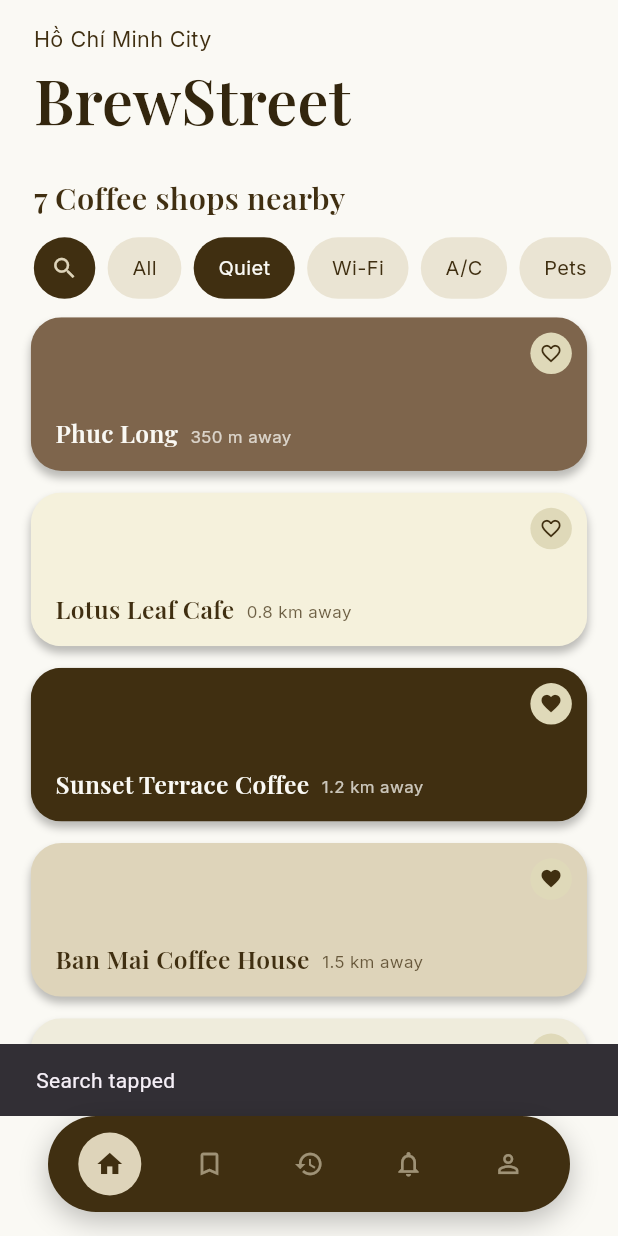
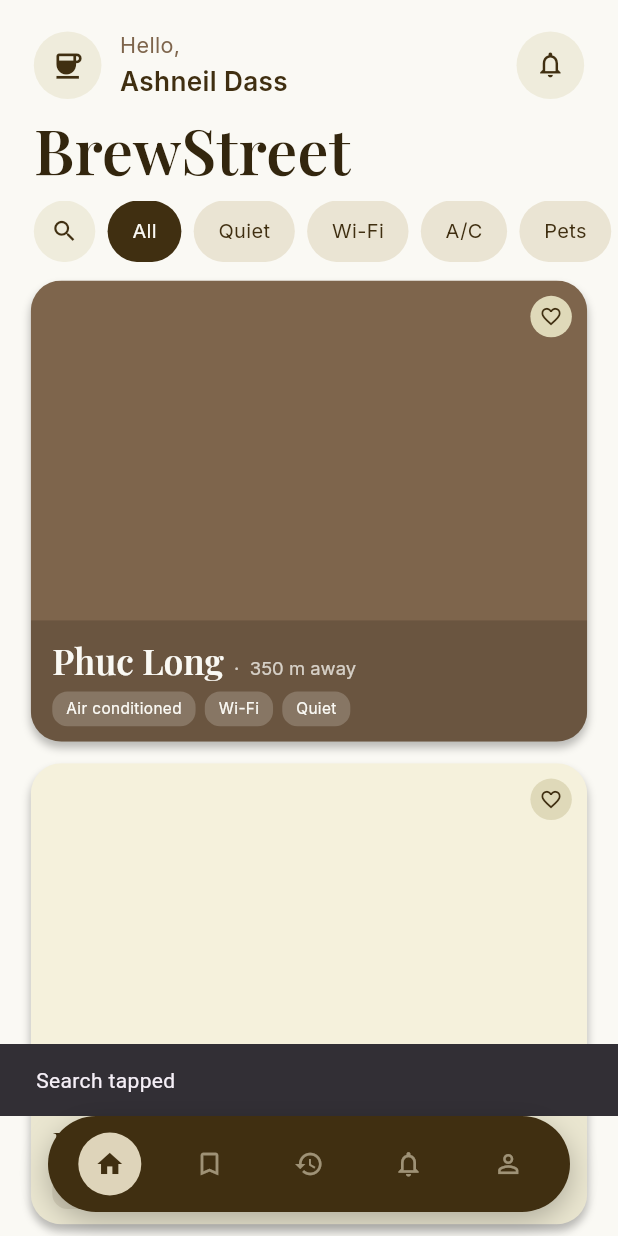
Before and after one commit to Astr0cyte/project_coffinder, a Flutter app: the screen it shows after launch, after a tap on the "search" icon, on a phone screen of 412 x 824 dp. Run offline on Flutter 3.47's test engine with Material 3 defaults, Android fonts, the phone set to English and light mode, and no system bars; our stand-ins replace google_fonts.

Commit message:
Updated nav bar, features list

```diff
--- a/lib/home_screen.dart
+++ b/lib/home_screen.dart
@@ -8,7 +8,8 @@
   final Color bgColor;
   final bool favorited;
   final String distance;
-  const ShopListItem(this.name, this.bgColor, this.favorited, this.distance);
+  final List<String> amenities;
+  const ShopListItem(this.name, this.bgColor, this.favorited, this.distance, this.amenities);
 
   /// Text/icon color that stays readable against [bgColor].
   Color contentColor(BuildContext context) {
@@ -23,25 +24,52 @@
   const FilterChipData(this.label, this.active);
 }
 
-class HomeScreen extends StatelessWidget {
+class HomeScreen extends StatefulWidget {
   const HomeScreen({super.key});
 
+  @override
+  State<HomeScreen> createState() => _HomeScreenState();
+}
+
+class _HomeScreenState extends State<HomeScreen> {
   static const double designWidth = 402;
 
+  bool _navVisible = true;
+  double _lastOffset = 0;
+
+  bool _handleScroll(ScrollNotification notification) {
+    final offset = notification.metrics.pixels;
+    final max = notification.metrics.maxScrollExtent;
+    final delta = offset - _lastOffset;
+    if (offset <= 0 || offset >= max) {
+      if (!_navVisible) setState(() => _navVisible = true);
+    } else if (delta > 6 && _navVisible) {
+      setState(() => _navVisible = false);
+    } else if (delta < -6 && !_navVisible) {
+      setState(() => _navVisible = true);
+    }
+    _lastOffset = offset;
+    return false;
+  }
+
+  // The Figma list cards only carried placeholder background photos — no
+  // shop name text nodes came through in the export. "Phuc Long" is the
+  // real shop from the detail page; the rest are placeholder names, swap
+  // in your real data. `distance` is a static placeholder string — wire up
+  // real geolocation later if you want live distances.
   static const shops = [
-    ShopListItem('Phuc Long', AppColors.brownMid, false, '350 m away'),
-    ShopListItem('Lotus Leaf Cafe', AppColors.cardBg, false, '0.8 km away'),
-    ShopListItem('Sunset Terrace Coffee', AppColors.brownDark, true, '1.2 km away'),
-    ShopListItem('Ban Mai Coffee House', AppColors.tan, true, '1.5 km away'),
-    ShopListItem('Old Quarter Coffee', AppColors.chipLight, false, '2.0 km away'),
-    ShopListItem('Old Quarter Coffee', AppColors.chipLight, false, '2.0 km away'),
-    ShopListItem('Old Quarter Coffee', AppColors.chipLight, false, '2.0 km away'),
+    ShopListItem('Phuc Long', AppColors.brownMid, false, '350 m away', ['Air conditioned', 'Wi-Fi', 'Quiet']),
+    ShopListItem('Lotus Leaf Cafe', AppColors.cardBg, false, '0.8 km away', ['Pets', 'Friendly staff']),
+    ShopListItem('Sunset Terrace Coffee', AppColors.brownDark, true, '1.2 km away', ['Quiet', 'Wi-Fi']),
+    ShopListItem('Ban Mai Coffee House', AppColors.tan, true, '1.5 km away', ['Air conditioned', 'Friendly staff']),
+    ShopListItem('Old Quarter Coffee', AppColors.chipLight, false, '2.0 km away', ['Pets', 'Wi-Fi', 'Quiet']),
   ];
 
-
+  // "Quiet" was the one filter chip with the active/selected (dark) style
+  // in the source file; the rest were unselected.
   static const filters = [
-    FilterChipData('All', false),
-    FilterChipData('Quiet', true),
+    FilterChipData('All', true),
+    FilterChipData('Quiet', false),
     FilterChipData('Wi-Fi', false),
     FilterChipData('A/C', false),
     FilterChipData('Pets', false),
@@ -52,25 +80,43 @@
   Widget build(BuildContext context) {
     return Scaffold(
       backgroundColor: AppColors.cream,
+      extendBody: true,
       bottomNavigationBar: _bottomNav(),
       body: SafeArea(
+        bottom: false,
         child: LayoutBuilder(
           builder: (context, constraints) {
             final scale = constraints.maxWidth / designWidth;
-            return CustomScrollView(
+            return NotificationListener<ScrollNotification>(
+              onNotification: _handleScroll,
+              child: CustomScrollView(
               slivers: [
-                SliverToBoxAdapter(child: _header(scale)),
-                SliverToBoxAdapter(child: _resultsLabel(scale)),
+                SliverToBoxAdapter(child: _header(context, scale)),
+                //SliverToBoxAdapter(child: _resultsLabel(scale)),
                 SliverToBoxAdapter(child: _filterChips(scale)),
                 SliverPadding(
-                  padding: EdgeInsets.fromLTRB(20 * scale, 12 * scale, 20 * scale, 20 * scale),
+                  padding: EdgeInsets.fromLTRB(20 * scale, 12 * scale, 20 * scale, 0),
                   sliver: SliverList.separated(
                     itemCount: shops.length,
                     separatorBuilder: (_, __) => SizedBox(height: 14 * scale),
                     itemBuilder: (context, i) => _shopCard(context, scale, shops[i]),
                   ),
                 ),
+                SliverToBoxAdapter(
+                  child: Padding(
+                    padding: EdgeInsets.fromLTRB(20 * scale, 16 * scale, 20 * scale, 110 * scale),
+                    child: Text(
+                      '${shops.length} Coffeeshops Found',
+                      textAlign: TextAlign.center,
+                      style: GoogleFonts.inter(
+                        fontSize: 13 * scale,
+                        color: AppColors.brownMid,
+                      ),
+                    ),
+                  ),
+                ),
               ],
+            ),
             );
           },
         ),
@@ -78,17 +124,67 @@
     );
   }
 
-  // --- Header: city + brand title -----------------------------------------
-  Widget _header(double s) {
+  // --- Header: profile row + brand title -----------------------------------
+  Widget _header(BuildContext context, double s) {
+    const userName = 'Ashneil Dass';
     return Padding(
-      padding: EdgeInsets.fromLTRB(22 * s, 16 * s, 22 * s, 4 * s),
+      padding: EdgeInsets.fromLTRB(22 * s, 20 * s, 22 * s, 4 * s),
       child: Column(
         crossAxisAlignment: CrossAxisAlignment.start,
         children: [
+          Row(
+            children: [
+              // Stand-in for the illustrated coffee-cup mascot in the design —
+              // that's custom artwork I can't reproduce here. Drop the real
+              // asset into assets/images/ and swap this for
+              // Image.asset('assets/images/mascot.png') when you have it.
+              Container(
+                width: 44 * s,
+                height: 44 * s,
+                alignment: Alignment.center,
+                decoration: const BoxDecoration(color: AppColors.chipLight, shape: BoxShape.circle),
+                child: Icon(Icons.coffee, size: 22 * s, color: AppColors.brownDark),
+              ),
+              SizedBox(width: 12 * s),
+              Expanded(
+                child: Column(
+                  crossAxisAlignment: CrossAxisAlignment.start,
+                  mainAxisSize: MainAxisSize.min,
+                  children: [
                     Text(
-            'Hồ Chí Minh City',
-            style: GoogleFonts.inter(fontSize: 14 * s, color: AppColors.brownDark),
+                      'Hello,',
+                      style: GoogleFonts.inter(fontSize: 14 * s, color: AppColors.brownMid),
                     ),
+                    Text(
+                      userName,
+                      overflow: TextOverflow.ellipsis,
+                      style: GoogleFonts.inter(
+                        fontSize: 17 * s,
+                        fontWeight: FontWeight.w600,
+                        color: AppColors.brownDark,
+                      ),
+                    ),
+                  ],
+                ),
+              ),
+              SizedBox(width: 8 * s),
+              GestureDetector(
+                onTap: () {
+                  ScaffoldMessenger.of(context).showSnackBar(
+                    const SnackBar(content: Text('Notifications tapped')),
+                  );
+                },
+                child: Container(
+                  width: 44 * s,
+                  height: 44 * s,
+                  alignment: Alignment.center,
+                  decoration: const BoxDecoration(color: AppColors.chipLight, shape: BoxShape.circle),
+                  child: Icon(Icons.notifications_none, size: 20 * s, color: AppColors.brownDark),
+                ),
+              ),
+            ],
+          ),
+          SizedBox(height: 4 * s),
           Text(
             'BrewStreet',
             style: GoogleFonts.playfairDisplay(
@@ -102,20 +198,9 @@
     );
   }
 
-  // --- "Coffee shops nearby" ------------------------------------------------
-  Widget _resultsLabel(double s) {
-    return Padding(
-      padding: EdgeInsets.fromLTRB(22 * s, 16 * s, 22 * s, 12 * s),
-      child: Text(
-        '${shops.length} Coffee shops nearby',
-        style: GoogleFonts.playfairDisplay(
-          fontSize: 20 * s,
-          fontWeight: FontWeight.w600,
-          color: AppColors.brownDark,
-        ),
-      ),
-    );
-  }
+  // --- "5 Coffee shops nearby" ------------------------------------------------
+
+
 
   // --- Filter chips (search icon leads the row) -----------------------------
   Widget _filterChips(double s) {
@@ -139,10 +224,10 @@
                 height: 40 * s,
                 alignment: Alignment.center,
                 decoration: BoxDecoration(
-                  color: AppColors.brownDark,
+                  color: AppColors.chipLight,
                   borderRadius: BorderRadius.circular(20 * s),
                 ),
-                child: Icon(Icons.search, size: 18 * s, color: AppColors.tan),
+                child: Icon(Icons.search, size: 18 * s, color: AppColors.brownDark),
               ),
             );
           }
@@ -170,6 +255,7 @@
   // --- Shop card --------------------------------------------------------------
   Widget _shopCard(BuildContext context, double s, ShopListItem shop) {
     final contentColor = shop.contentColor(context);
+    final isDarkCard = contentColor == AppColors.cream;
     return GestureDetector(
       onTap: () {
         Navigator.of(context).push(
@@ -179,8 +265,7 @@
         );
       },
       child: Container(
-        // Raised from the original 78 so each card has more presence in the list.
-        height: 100 * s,
+        height: 300 * s,
         clipBehavior: Clip.antiAlias,
         decoration: BoxDecoration(
           borderRadius: BorderRadius.circular(20 * s),
@@ -197,36 +282,6 @@
           children: [
             Container(color: shop.bgColor),
             Positioned(
-              left: 16 * s,
-              bottom: 14 * s,
-              right: 50 * s,
-              child: Row(
-                crossAxisAlignment: CrossAxisAlignment.baseline,
-                textBaseline: TextBaseline.alphabetic,
-                children: [
-                  Flexible(
-                    child: Text(
-                      shop.name,
-                      overflow: TextOverflow.ellipsis,
-                      style: GoogleFonts.playfairDisplay(
-                        fontSize: 16 * s,
-                        fontWeight: FontWeight.w600,
-                        color: contentColor,
-                      ),
-                    ),
-                  ),
-                  SizedBox(width: 8 * s),
-                  Text(
-                    shop.distance,
-                    style: GoogleFonts.inter(
-                      fontSize: 11 * s,
-                      color: contentColor.withOpacity(0.75),
-                    ),
-                  ),
-                ],
-              ),
-            ),
-            Positioned(
               right: 10 * s,
               top: 10 * s,
               child: Container(
@@ -240,6 +295,58 @@
                 ),
               ),
             ),
+            Positioned(
+              left: 0,
+              right: 0,
+              bottom: 0,
+              child: Container(
+                color: isDarkCard
+                    ? Colors.black.withOpacity(0.16)
+                    : AppColors.brownDark.withOpacity(0.06),
+                padding: EdgeInsets.fromLTRB(14 * s, 10 * s, 14 * s, 10 * s),
+                child: Column(
+                  mainAxisSize: MainAxisSize.min,
+                  crossAxisAlignment: CrossAxisAlignment.start,
+                  children: [
+                    RichText(
+                      text: TextSpan(children: [
+                        TextSpan(
+                          text: shop.name,
+                          style: GoogleFonts.playfairDisplay(
+                            fontSize: 23 * s,
+                            fontWeight: FontWeight.w600,
+                            color: contentColor,
+                          ),
+                        ),
+                        TextSpan(
+                          text: '  ·  ${shop.distance}',
+                          style: GoogleFonts.inter(
+                            fontSize: 12 * s,
+                            color: contentColor.withOpacity(0.75),
+                          ),
+                        ),
+                      ]),
+                    ),
+                    SizedBox(height: 6 * s),
+                    Wrap(
+                      spacing: 6 * s,
+                      runSpacing: 6 * s,
+                      children: shop.amenities.map((label) => Container(
+                        padding: EdgeInsets.symmetric(horizontal: 9 * s, vertical: 4 * s),
+                        decoration: BoxDecoration(
+                          color: contentColor.withOpacity(isDarkCard ? 0.2 : 0.1),
+                          borderRadius: BorderRadius.circular(10 * s),
+                        ),
+                        child: Text(
+                          label,
+                          style: GoogleFonts.inter(fontSize: 10 * s, color: contentColor),
+                        ),
+                      )).toList(),
+                    ),
+                  ],
+                ),
+              ),
+            ),
           ],
         ),
       ),
@@ -248,7 +355,18 @@
 
   // --- Floating pill nav bar -----------------------------------------------
   Widget _bottomNav() {
-    return SafeArea(
+    return IgnorePointer(
+      ignoring: !_navVisible,
+      child: AnimatedSlide(
+        duration: const Duration(milliseconds: 220),
+        curve: Curves.easeOut,
+        offset: _navVisible ? Offset.zero : const Offset(0, 1.6),
+        child: AnimatedOpacity(
+          duration: const Duration(milliseconds: 180),
+          opacity: _navVisible ? 1 : 0,
+          child: Container(
+            color: Colors.transparent,
+            child: SafeArea(
               top: false,
               child: Padding(
                 padding: const EdgeInsets.fromLTRB(32, 0, 32, 16),
@@ -278,6 +396,10 @@
                   ),
                 ),
               ),
+            ),
+          ),
+        ),
+      ),
     );
   }
 
--- a/lib/main.dart
+++ b/lib/main.dart
@@ -1,4 +1,3 @@
-
 import 'package:flutter/material.dart';
 import 'app_colors.dart';
 import 'home_screen.dart';
```
Also changed, not shown: lib/coffee_shop_detail_screen.dart (+5 -2 lines). Lines whose indentation alone changed are shown as unchanged.
